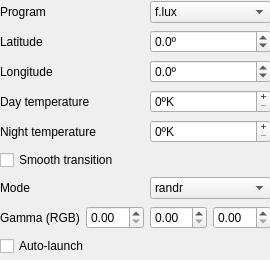
Before: the Qt Designer form contents/ui/config.ui in simgunz/redshift-plasmoid, drawn with Qt 5.
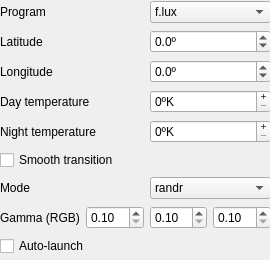
After: the same form once the commit is applied.

Commit message: Error detection

```diff
--- a/contents/ui/config.ui
+++ b/contents/ui/config.ui
@@ -109,6 +109,12 @@
       <property name="toolTip">
        <string>Gamma correction (Red)</string>
       </property>
+      <property name="minimum">
+       <double>0.100000000000000</double>
+      </property>
+      <property name="maximum">
+       <double>10.000000000000000</double>
+      </property>
       <property name="singleStep">
        <double>0.100000000000000</double>
       </property>
@@ -126,6 +132,12 @@
       <property name="toolTip">
        <string>Gamma correction (Green)</string>
       </property>
+      <property name="minimum">
+       <double>0.100000000000000</double>
+      </property>
+      <property name="maximum">
+       <double>10.090000000000000</double>
+      </property>
       <property name="singleStep">
        <double>0.100000000000000</double>
       </property>
@@ -136,6 +148,12 @@
       <property name="toolTip">
        <string>Gamma correction (Blue)</string>
       </property>
+      <property name="minimum">
+       <double>0.100000000000000</double>
+      </property>
+      <property name="maximum">
+       <double>10.000000000000000</double>
+      </property>
       <property name="singleStep">
        <double>0.100000000000000</double>
       </property>
```
Left out of the diff: 14 changed lines with no effect on the pictures. The commit also changes 2 other files.
